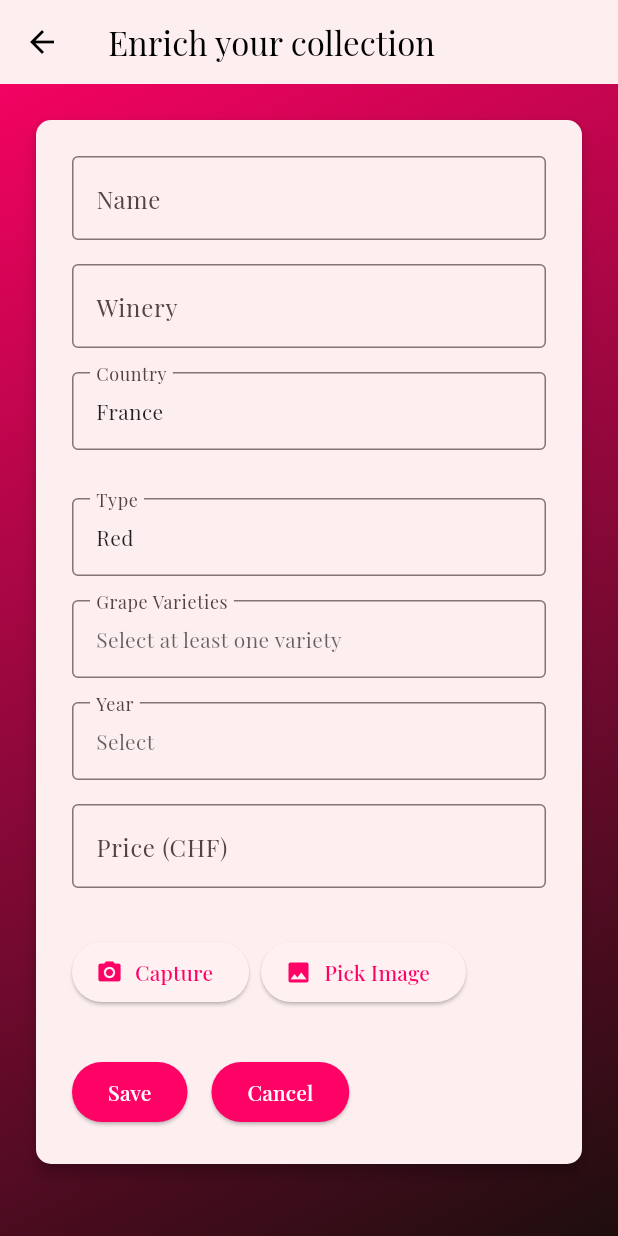
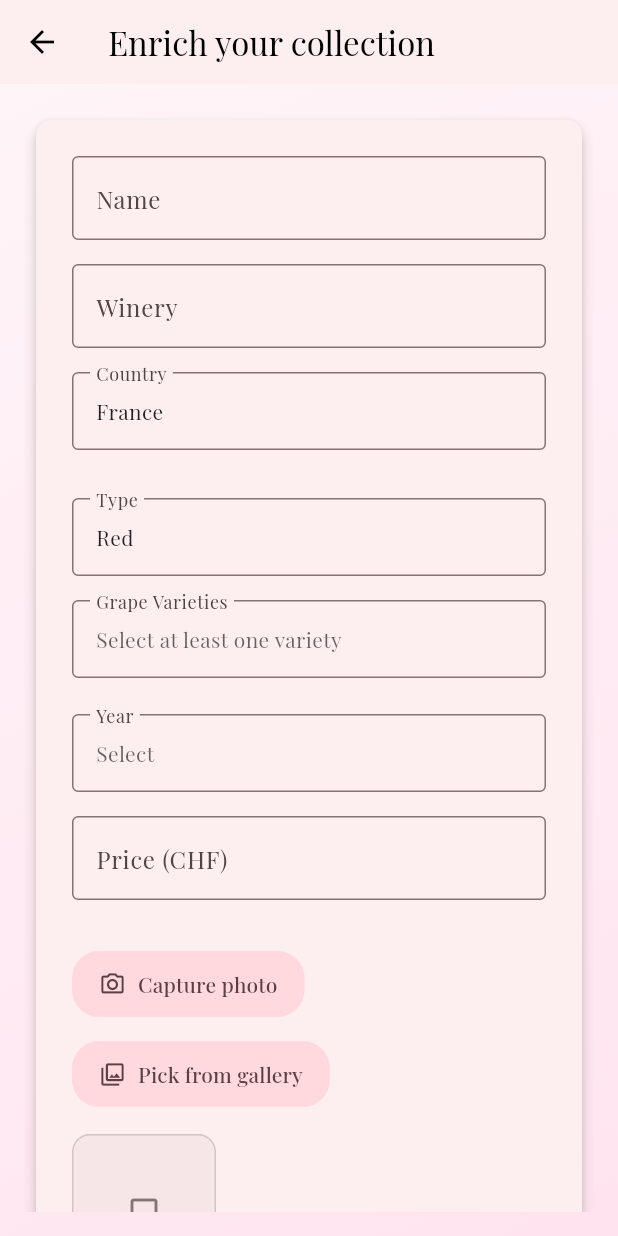
Before and after one commit to Ferrea-96/wiih, a Flutter app: the AddWinePage screen opened directly, on a phone screen of 412 x 824 dp. Run offline on Flutter 3.47's test engine with Material 3 defaults, Android fonts, the phone set to English and light mode, and no system bars; our stand-ins replace cloud_firestore, firebase_auth, firebase_core, firebase_storage, flutter_image_compress, google_fonts and 4 more; missing offline and left inert: firebase_app_check; accounts and stored records are empty.

Commit message:
refactor: enhance AddWinePage and EditWinePage with selected grapes preview and improved image selection layout

```diff
--- a/lib/src/features/cellar/presentation/pages/add_wine_page.dart
+++ b/lib/src/features/cellar/presentation/pages/add_wine_page.dart
@@ -83,6 +83,8 @@ class _AddWinePageState extends State<AddWinePage> {
                           const SizedBox(height: 16),
                           _buildTypeSelection(),
                           _buildGrapeVarietySelection(),
+                          const SizedBox(height: 8),
+                          _buildSelectedGrapesPreview(Theme.of(context)),
                           _buildYearSelection(),
                           _buildPriceField(),
                           const SizedBox(height: 16),
@@ -225,6 +227,32 @@ class _AddWinePageState extends State<AddWinePage> {
     );
   }
 
+  Widget _buildSelectedGrapesPreview(ThemeData theme) {
+    if (selectedGrapeVarieties.isEmpty) {
+      return const SizedBox.shrink();
+    }
+
+    return Padding(
+      padding: const EdgeInsets.symmetric(horizontal: 8, vertical: 4),
+      child: Wrap(
+        spacing: 8,
+        runSpacing: 8,
+        children: selectedGrapeVarieties
+            .map(
+              (grape) => Chip(
+                label: Text(grape),
+                backgroundColor:
+                    theme.colorScheme.secondaryContainer.withOpacity(0.7),
+                labelStyle: theme.textTheme.bodySmall?.copyWith(
+                  color: theme.colorScheme.onSecondaryContainer,
+                ),
+              ),
+            )
+            .toList(growable: false),
+      ),
+    );
+  }
+
   Widget _buildYearSelection() {
     return Padding(
       padding: const EdgeInsets.all(8),
@@ -272,32 +300,77 @@ class _AddWinePageState extends State<AddWinePage> {
   }
 
   Widget _buildImageSelection() {
+    final theme = Theme.of(context);
+    Widget preview;
+    final buttonStyle = FilledButton.styleFrom(
+      padding: const EdgeInsets.symmetric(horizontal: 18, vertical: 12),
+      shape: RoundedRectangleBorder(borderRadius: BorderRadius.circular(18)),
+    );
+
+    if (_image != null) {
+      preview = ClipRRect(
+        borderRadius: BorderRadius.circular(12),
+        child: Image.file(
+          _image!,
+          width: 96,
+          height: 128,
+          fit: BoxFit.cover,
+        ),
+      );
+    } else {
+      preview = Container(
+        width: 96,
+        height: 128,
+        decoration: BoxDecoration(
+          borderRadius: BorderRadius.circular(12),
+          color: theme.colorScheme.surfaceContainerHighest.withOpacity(0.5),
+          border: Border.all(color: theme.colorScheme.outlineVariant),
+        ),
+        alignment: Alignment.center,
+        child: Column(
+          mainAxisAlignment: MainAxisAlignment.center,
+          children: [
+            Icon(
+              Icons.image_outlined,
+              color: theme.colorScheme.onSurfaceVariant.withOpacity(0.7),
+            ),
+            const SizedBox(height: 8),
+            Text(
+              'No image yet',
+              style: theme.textTheme.bodySmall?.copyWith(
+                color: theme.colorScheme.onSurfaceVariant.withOpacity(0.7),
+              ),
+            ),
+          ],
+        ),
+      );
+    }
+
     return Padding(
       padding: const EdgeInsets.all(8),
-      child: Row(
+      child: Column(
+        crossAxisAlignment: CrossAxisAlignment.start,
         children: [
-          ElevatedButton.icon(
-            onPressed: _captureImage,
-            icon: const Icon(Icons.camera_alt),
-            label: const Text('Capture'),
+          Wrap(
+            spacing: 12,
+            runSpacing: 12,
+            children: [
+              FilledButton.tonalIcon(
+                style: buttonStyle,
+                onPressed: _captureImage,
+                icon: const Icon(Icons.camera_alt_outlined),
+                label: const Text('Capture photo'),
+              ),
+              FilledButton.tonalIcon(
+                style: buttonStyle,
+                onPressed: _pickImage,
+                icon: const Icon(Icons.photo_library_outlined),
+                label: const Text('Pick from gallery'),
+              ),
+            ],
           ),
-          const SizedBox(width: 8),
-          ElevatedButton.icon(
-            onPressed: _pickImage,
-            icon: const Icon(Icons.image),
-            label: const Text('Pick Image'),
-          ),
-          const SizedBox(width: 16),
-          if (_image != null)
-            ClipRRect(
-              borderRadius: BorderRadius.circular(8),
-              child: Image.file(
-                _image!,
-                width: 60,
-                height: 80,
-                fit: BoxFit.cover,
-              ),
-            ),
+          const SizedBox(height: 16),
+          preview,
         ],
       ),
     );
@@ -308,22 +381,15 @@ class _AddWinePageState extends State<AddWinePage> {
       padding: const EdgeInsets.all(8),
       child: Row(
         children: [
-          ElevatedButton(
+          TextButton(
+            onPressed: () => Navigator.pop(context),
+            child: const Text('Cancel'),
+          ),
+          const Spacer(),
+          FilledButton.icon(
             onPressed: _saveWine,
-            style: ElevatedButton.styleFrom(
-              backgroundColor: Theme.of(context).colorScheme.primary,
-              foregroundColor: Theme.of(context).colorScheme.onPrimary,
-            ),
-            child: const Text('Save'),
-          ),
-          const SizedBox(width: 16),
-          ElevatedButton(
-            onPressed: () => Navigator.pop(context),
-            style: ElevatedButton.styleFrom(
-              backgroundColor: Theme.of(context).colorScheme.primary,
-              foregroundColor: Theme.of(context).colorScheme.onPrimary,
-            ),
-            child: const Text('Cancel'),
+            icon: const Icon(Icons.check_circle_outline),
+            label: const Text('Save wine'),
           ),
         ],
       ),
--- a/lib/src/features/home/presentation/pages/home_shell_page.dart
+++ b/lib/src/features/home/presentation/pages/home_shell_page.dart
@@ -101,12 +101,12 @@ class _MyHomePageState extends State<MyHomePage> {
         .toList(growable: false);
 
     return Scaffold(
-      backgroundColor: const Color(0xFFFDEEEF),
+      backgroundColor: const Color(0xFFFFF6FA),
       body: Row(
         children: [
           Container(
             width: navigationWidth,
-            color: const Color(0xFFFDEEEF),
+            color: const Color(0xFFFFF6FA),
             child: Column(
               children: [
                 Expanded(
@@ -154,7 +154,7 @@ class _MyHomePageState extends State<MyHomePage> {
         .toList(growable: false);
 
     return Scaffold(
-      backgroundColor: const Color(0xFFFDEEEF),
+      backgroundColor: const Color(0xFFFFF6FA),
       appBar: AppBar(
         title: Text(_navigationItems[_selectedIndex].label),
         centerTitle: false,
--- a/lib/src/shared/widgets/gradient_background.dart
+++ b/lib/src/shared/widgets/gradient_background.dart
@@ -1,16 +1,20 @@
 import 'package:flutter/material.dart';
 
 class GradientBackground extends StatelessWidget {
+  const GradientBackground({super.key, required this.child});
+
   final Widget child;
-
-  const GradientBackground({super.key, required this.child});
 
   @override
   Widget build(BuildContext context) {
     return Container(
       decoration: const BoxDecoration(
         gradient: LinearGradient(
-          colors: [Color(0xFFff0266), Color(0xFF1E0E0E)],
+          colors: [
+            Color(0xFFFFF5F9),
+            Color(0xFFFFEDF4),
+            Color(0xFFFFE4EF),
+          ],
           begin: Alignment.topLeft,
           end: Alignment.bottomRight,
         ),
```
Also changed, not shown: lib/src/features/cellar/presentation/pages/edit_wine_page.dart (+119 -45 lines).
